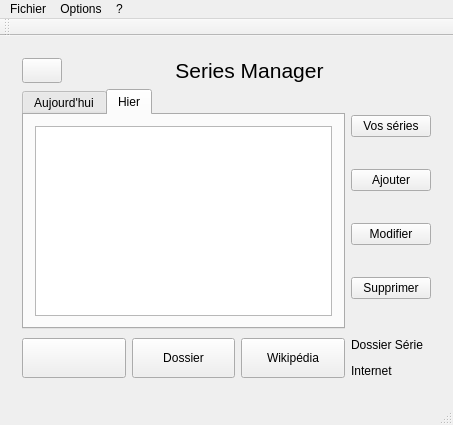
Old version of the form fenetreprincipale.ui in the repository Eranos31/Series_Manager.
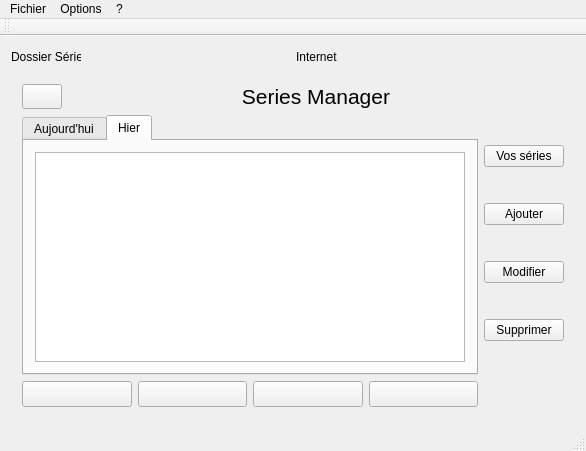
New version of the form. Icons and pictures are not drawn.

Commit message:
Evolution Majeur + Correction mineures
- Ajout du déplacement des fichiers téléchargés + nettoyage du dossier
- Modification de l'IHM
- Optimisation du code
- Log plus verbeux
- Mise en forme du code

Diff of the .ui file:
```diff
--- a/fenetreprincipale.ui
+++ b/fenetreprincipale.ui
@@ -6,8 +6,8 @@
    <rect>
     <x>0</x>
     <y>0</y>
-    <width>437</width>
-    <height>419</height>
+    <width>586</width>
+    <height>449</height>
    </rect>
   </property>
   <property name="windowTitle">
@@ -16,6 +16,82 @@
   <widget class="QWidget" name="centralWidget">
    <layout class="QGridLayout" name="gridLayout_8">
     <item row="0" column="0">
+     <layout class="QHBoxLayout" name="horizontalLayout_3">
+      <item>
+       <layout class="QFormLayout" name="formLayout_2">
+        <item row="0" column="0">
+         <widget class="QLabel" name="pagePrincipaleLabelDossierSerie">
+          <property name="maximumSize">
+           <size>
+            <width>70</width>
+            <height>20</height>
+           </size>
+          </property>
+          <property name="text">
+           <string>Dossier Série</string>
+          </property>
+         </widget>
+        </item>
+        <item row="0" column="1">
+         <widget class="QLabel" name="pagePrincipaleLabelDossierSerie_2">
+          <property name="maximumSize">
+           <size>
+            <width>20</width>
+            <height>20</height>
+           </size>
+          </property>
+          <property name="text">
+           <string>&lt;html&gt;&lt;head/&gt;&lt;body&gt;&lt;p align=&quot;center&quot;&gt;&lt;br/&gt;&lt;/p&gt;&lt;/body&gt;&lt;/html&gt;</string>
+          </property>
+         </widget>
+        </item>
+       </layout>
+      </item>
+      <item>
+       <layout class="QFormLayout" name="formLayout_3">
+        <item row="0" column="0">
+         <widget class="QLabel" name="pagePrincipaleLabelInternet">
+          <property name="minimumSize">
+           <size>
+            <width>0</width>
+            <height>0</height>
+           </size>
+          </property>
+          <property name="maximumSize">
+           <size>
+            <width>50</width>
+            <height>20</height>
+           </size>
+          </property>
+          <property name="text">
+           <string>Internet</string>
+          </property>
+         </widget>
+        </item>
+        <item row="0" column="1">
+         <widget class="QLabel" name="pagePrincipaleLabelInternet_2">
+          <property name="minimumSize">
+           <size>
+            <width>0</width>
+            <height>0</height>
+           </size>
+          </property>
+          <property name="maximumSize">
+           <size>
+            <width>20</width>
+            <height>20</height>
+           </size>
+          </property>
+          <property name="text">
+           <string>&lt;html&gt;&lt;head/&gt;&lt;body&gt;&lt;p align=&quot;center&quot;&gt;&lt;br/&gt;&lt;/p&gt;&lt;/body&gt;&lt;/html&gt;</string>
+          </property>
+         </widget>
+        </item>
+       </layout>
+      </item>
+     </layout>
+    </item>
+    <item row="1" column="0">
      <widget class="QStackedWidget" name="stackedWidget">
       <property name="sizePolicy">
        <sizepolicy hsizetype="Minimum" vsizetype="Preferred">
@@ -327,7 +403,7 @@
                 <property name="maximumSize">
                  <size>
                   <width>16777215</width>
-                  <height>40</height>
+                  <height>50</height>
                  </size>
                 </property>
                 <property name="styleSheet">
@@ -344,34 +420,6 @@
                 </property>
                </widget>
               </item>
-              <item>
-               <widget class="QPushButton" name="pagePrincipaleBoutonDossierSerie">
-                <property name="minimumSize">
-                 <size>
-                  <width>100</width>
-                  <height>0</height>
-                 </size>
-                </property>
-                <property name="maximumSize">
-                 <size>
-                  <width>16777215</width>
-                  <height>40</height>
-                 </size>
-                </property>
-                <property name="styleSheet">
-                 <string notr="true">font: 11pt &quot;MS Shell Dlg 2&quot;;</string>
-                </property>
-                <property name="text">
-                 <string>Dossier</string>
-                </property>
-                <property name="iconSize">
-                 <size>
-                  <width>32</width>
-                  <height>32</height>
-                 </size>
-                </property>
-               </widget>
-              </item>
               <item>
                <widget class="QPushButton" name="pagePrincipaleBoutonWiki">
                 <property name="minimumSize">
@@ -383,14 +431,78 @@
                 <property name="maximumSize">
                  <size>
                   <width>16777215</width>
-                  <height>40</height>
+                  <height>50</height>
                  </size>
                 </property>
                 <property name="styleSheet">
                  <string notr="true">font: 11pt &quot;MS Shell Dlg 2&quot;;</string>
                 </property>
                 <property name="text">
-                 <string>Wikipédia</string>
+                 <string/>
+                </property>
+                <property name="iconSize">
+                 <size>
+                  <width>32</width>
+                  <height>32</height>
+                 </size>
+                </property>
+               </widget>
+              </item>
+              <item>
+               <widget class="QPushButton" name="pagePrincipaleBoutonDossierSerie">
+                <property name="minimumSize">
+                 <size>
+                  <width>0</width>
+                  <height>0</height>
+                 </size>
+                </property>
+                <property name="maximumSize">
+                 <size>
+                  <width>16777215</width>
+                  <height>50</height>
+                 </size>
+                </property>
+                <property name="toolTip">
+                 <string>Ouvre le dossier de téléchargement</string>
+                </property>
+                <property name="styleSheet">
+                 <string notr="true">font: 11pt &quot;MS Shell Dlg 2&quot;;</string>
+                </property>
+                <property name="text">
+                 <string/>
+                </property>
+                <property name="iconSize">
+                 <size>
+                  <width>32</width>
+                  <height>32</height>
+                 </size>
+                </property>
+               </widget>
+              </item>
+              <item>
+               <widget class="QPushButton" name="pagePrincipaleBoutonDeplacerFichier">
+                <property name="minimumSize">
+                 <size>
+                  <width>0</width>
+                  <height>0</height>
+                 </size>
+                </property>
+                <property name="maximumSize">
+                 <size>
+                  <width>16777215</width>
+                  <height>50</height>
+                 </size>
+                </property>
+                <property name="font">
+                 <font>
+                  <pointsize>11</pointsize>
+                 </font>
+                </property>
+                <property name="toolTip">
+                 <string>Déplace les fichiers téléchargés</string>
+                </property>
+                <property name="text">
+                 <string/>
                 </property>
                 <property name="iconSize">
                  <size>
@@ -497,74 +609,6 @@
               </widget>
              </widget>
             </item>
-            <item row="2" column="1">
-             <layout class="QFormLayout" name="pagePrincipaleFLayoutIndicateur">
-              <item row="0" column="0">
-               <widget class="QLabel" name="pagePrincipaleLabelDossierSerie">
-                <property name="maximumSize">
-                 <size>
-                  <width>16777215</width>
-                  <height>20</height>
-                 </size>
-                </property>
-                <property name="text">
-                 <string>Dossier Série</string>
-                </property>
-               </widget>
-              </item>
-              <item row="0" column="1">
-               <widget class="QLabel" name="pagePrincipaleLabelDossierSerie_2">
-                <property name="maximumSize">
-                 <size>
-                  <width>16777215</width>
-                  <height>20</height>
-                 </size>
-                </property>
-                <property name="text">
-                 <string>&lt;html&gt;&lt;head/&gt;&lt;body&gt;&lt;p align=&quot;center&quot;&gt;&lt;br/&gt;&lt;/p&gt;&lt;/body&gt;&lt;/html&gt;</string>
-                </property>
-               </widget>
-              </item>
-              <item row="1" column="0">
-               <widget class="QLabel" name="pagePrincipaleLabelInternet">
-                <property name="minimumSize">
-                 <size>
-                  <width>0</width>
-                  <height>0</height>
-                 </size>
-                </property>
-                <property name="maximumSize">
-                 <size>
-                  <width>16777215</width>
-                  <height>20</height>
-                 </size>
-                </property>
-                <property name="text">
-                 <string>Internet</string>
-                </property>
-               </widget>
-              </item>
-              <item row="1" column="1">
-               <widget class="QLabel" name="pagePrincipaleLabelInternet_2">
-                <property name="minimumSize">
-                 <size>
-                  <width>0</width>
-                  <height>0</height>
-                 </size>
-                </property>
-                <property name="maximumSize">
-                 <size>
-                  <width>16777215</width>
-                  <height>20</height>
-                 </size>
-                </property>
-                <property name="text">
-                 <string>&lt;html&gt;&lt;head/&gt;&lt;body&gt;&lt;p align=&quot;center&quot;&gt;&lt;br/&gt;&lt;/p&gt;&lt;/body&gt;&lt;/html&gt;</string>
-                </property>
-               </widget>
-              </item>
-             </layout>
-            </item>
            </layout>
           </item>
          </layout>
@@ -1319,7 +1363,7 @@
     <rect>
      <x>0</x>
      <y>0</y>
-     <width>437</width>
+     <width>586</width>
      <height>21</height>
     </rect>
    </property>
```
Left out of the diff: 79 changed lines with no effect on the pictures. The commit also changes 2 other files.
